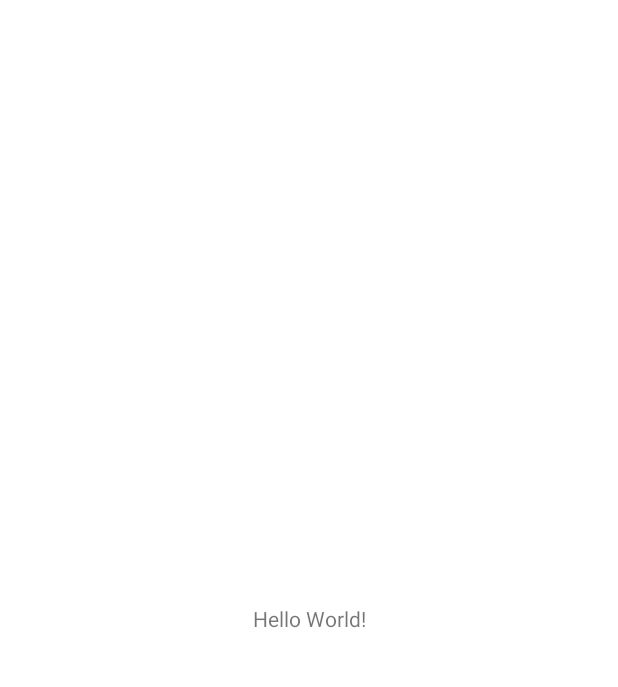
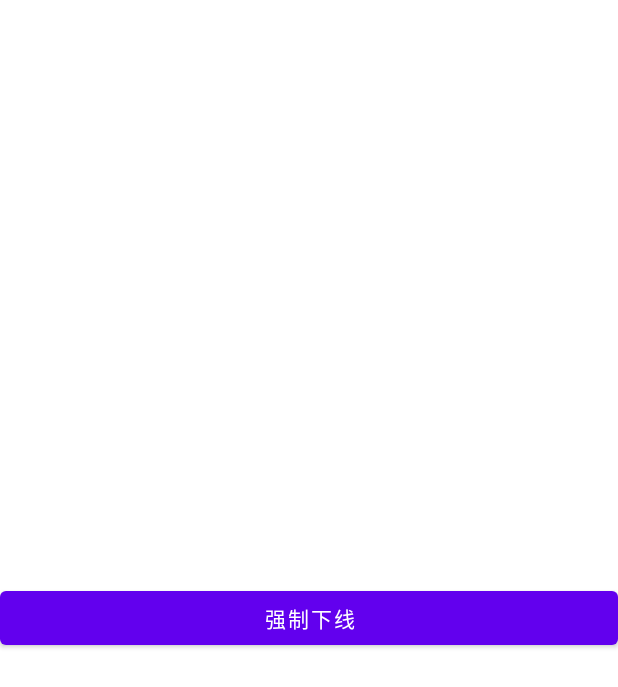
Before and after one commit to liguanchi/BroadcastBestPractice, an Android app: the MainActivity screen opened directly, with no data from a screen before it, on a phone screen of 412 x 824 dp. Before the commit the part shown is almost empty. Shown: the top 687 px of the screen. Run offline under Robolectric (Android 15) with nearby library versions, the phone set to English and light mode, and no system bars.

Commit message:
实现了强制下线功能

```diff
--- a/app/src/main/java/com/example/broadcastbestpractice/ActivityCollector.kt
+++ b/app/src/main/java/com/example/broadcastbestpractice/ActivityCollector.kt
@@ -27,7 +27,7 @@ object ActivityCollector {
     /**
      * 销毁所有的Activity
      */
-    fun finishAll(activity: Activity) {
+    fun finishAll() {
         for (activity in activities) {
             if (!activity.isFinishing) {
                 activity.finish()
--- a/app/src/main/java/com/example/broadcastbestpractice/BaseActivity.kt
+++ b/app/src/main/java/com/example/broadcastbestpractice/BaseActivity.kt
@@ -1,19 +1,61 @@
 package com.example.broadcastbestpractice
 
+import android.content.BroadcastReceiver
+import android.content.Context
+import android.content.Intent
+import android.content.IntentFilter
 import android.os.Bundle
+import androidx.appcompat.app.AlertDialog
 import androidx.appcompat.app.AppCompatActivity
 
 open class BaseActivity: AppCompatActivity() {
+    lateinit var receiver: BroadcastReceiver
+
     override fun onCreate(savedInstanceState: Bundle?) {
         super.onCreate(savedInstanceState)
-
-
         //凡是继承本类的Activity均会被加入Activity管理器中
         ActivityCollector.addActivity(this)
+    }
+
+    /**
+     * 处于栈项时，注册广播
+     */
+    override fun onResume() {
+        super.onResume()
+        val intentFilter = IntentFilter("com.example.broadcastbestpractice.FORCS_OFFLINE")
+        receiver = ForceOfflineReceiver()
+        registerReceiver(receiver,intentFilter)
+    }
+
+    /**
+     * 离开栈项则取消广播注册
+     */
+    override fun onPause() {
+        super.onPause()
+        unregisterReceiver(receiver)
     }
 
     override fun onDestroy() {
         super.onDestroy()
         ActivityCollector.removeActivity(this)
     }
+
+    inner class ForceOfflineReceiver:BroadcastReceiver(){
+        override fun onReceive(context: Context, intent: Intent) {
+           AlertDialog.Builder(context).apply {
+               setTitle("强制下线通知")
+               setMessage("您已被下线，如果非本人操作，请尽快更改密码")
+               setCancelable(false)
+               setPositiveButton("确定"){_,_->
+                   //重新开启登录界面
+                   ActivityCollector.finishAll()
+                   val i = Intent(context,LoginActivity::class.java)
+                   context.startActivity(i)
+               }
+               show()
+           }
+        }
+    }
+
+
 }
--- a/app/src/main/java/com/example/broadcastbestpractice/MainActivity.kt
+++ b/app/src/main/java/com/example/broadcastbestpractice/MainActivity.kt
@@ -1,11 +1,18 @@
 package com.example.broadcastbestpractice
 
+import android.content.Intent
 import androidx.appcompat.app.AppCompatActivity
 import android.os.Bundle
+import kotlinx.android.synthetic.main.activity_main.*
 
-class MainActivity : AppCompatActivity() {
+class MainActivity : BaseActivity() {
     override fun onCreate(savedInstanceState: Bundle?) {
         super.onCreate(savedInstanceState)
         setContentView(R.layout.activity_main)
+
+        ForcsButton.setOnClickListener {
+            val intent = Intent("com.example.broadcastbestpractice.FORCS_OFFLINE")
+            sendBroadcast(intent)
+        }
     }
 }
--- a/app/src/main/res/layout/activity_main.xml
+++ b/app/src/main/res/layout/activity_main.xml
@@ -6,13 +6,13 @@
     android:layout_height="match_parent"
     tools:context=".MainActivity">
 
-    <TextView
-        android:layout_width="wrap_content"
+    <Button
+        android:id="@+id/ForcsButton"
+        android:layout_width="0dp"
         android:layout_height="wrap_content"
-        android:text="Hello World!"
+        android:text="强制下线"
         app:layout_constraintBottom_toBottomOf="parent"
-        app:layout_constraintLeft_toLeftOf="parent"
-        app:layout_constraintRight_toRightOf="parent"
+        app:layout_constraintEnd_toEndOf="parent"
+        app:layout_constraintStart_toStartOf="parent"
         app:layout_constraintTop_toTopOf="parent" />
-
 </androidx.constraintlayout.widget.ConstraintLayout>
```
Also changed, not shown: app/src/main/java/com/example/broadcastbestpractice/LoginActivity.kt (+14 -0 lines).
